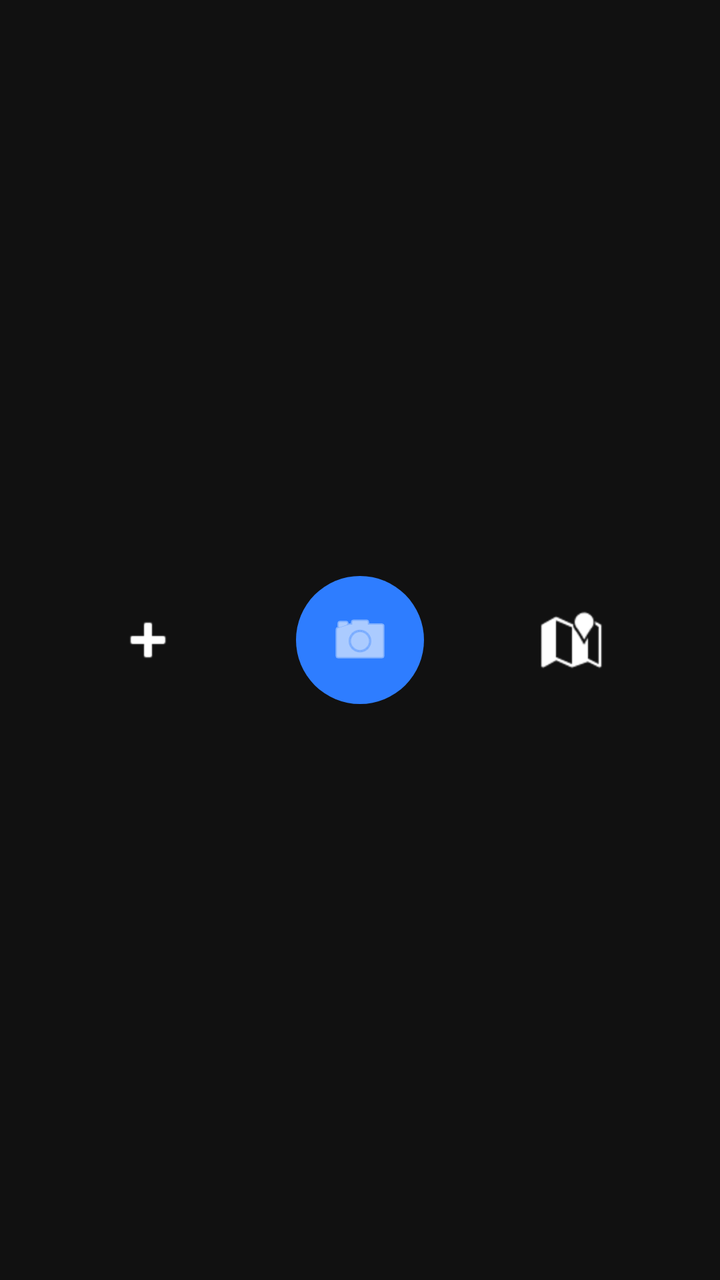
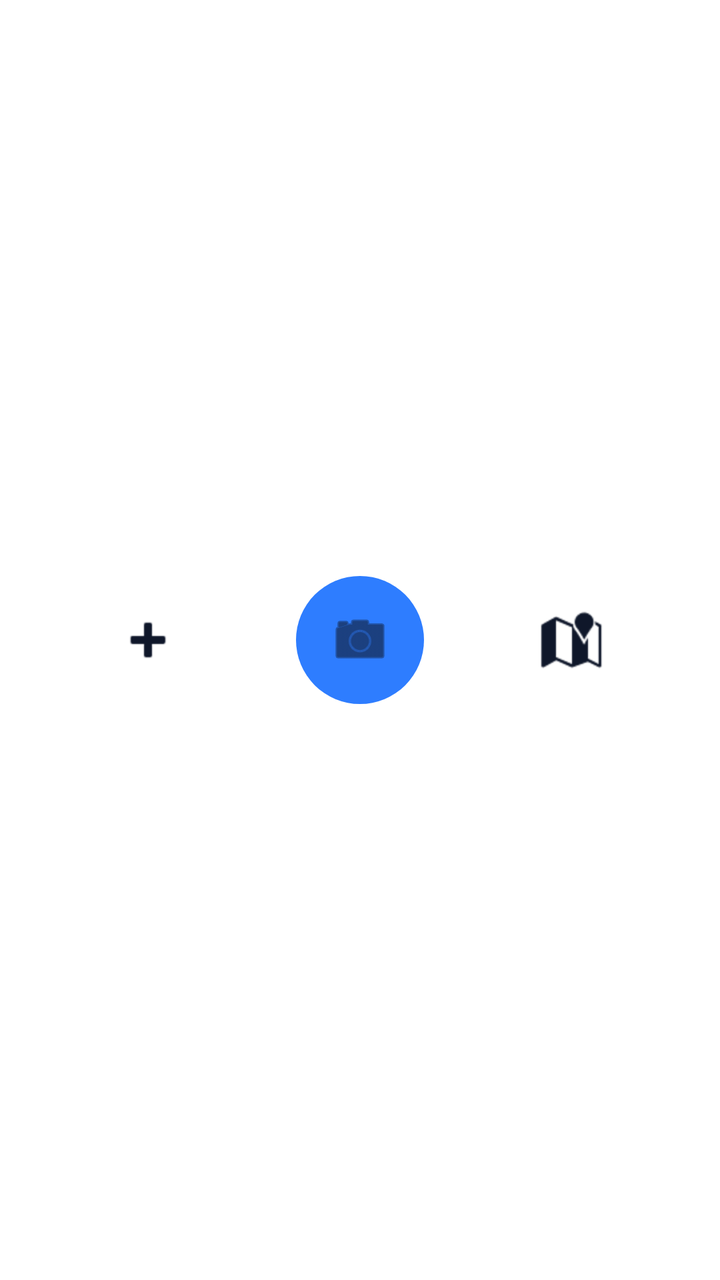

The first picture is an Android layout as it rendered before a commit; the second is the same layout after the commit. The layout source and the unified diff follow.
<!-- AndroidManifest.xml: application theme Theme.Wind -->
<!-- res/layout/view_bottom_nav.xml -->
<?xml version="1.0" encoding="utf-8"?>
<androidx.constraintlayout.widget.ConstraintLayout
    xmlns:android="http://schemas.android.com/apk/res/android"
    xmlns:app="http://schemas.android.com/apk/res-auto"
    android:layout_width="match_parent"
    android:layout_height="72dp"
    android:background="#111111">



    <ImageButton
        android:id="@+id/btnNavAdd"
        android:layout_width="48dp"
        android:layout_height="48dp"
        android:background="@android:color/transparent"
        android:src="@android:drawable/ic_input_add"
        app:layout_constraintStart_toStartOf="parent"
        app:layout_constraintEnd_toStartOf="@id/btnNavCamera"
        app:layout_constraintTop_toTopOf="parent"
        app:layout_constraintBottom_toBottomOf="parent"
        app:layout_constraintHorizontal_chainStyle="spread"
        app:tint="@android:color/white" />

    <ImageButton
        android:id="@+id/btnNavCamera"
        android:layout_width="64dp"
        android:layout_height="64dp"
        android:background="@drawable/bg_camera_button"
        android:src="@android:drawable/ic_menu_camera"
        app:layout_constraintStart_toEndOf="@id/btnNavAdd"
        app:layout_constraintEnd_toStartOf="@id/btnNavMap"
        app:layout_constraintTop_toTopOf="parent"
        app:layout_constraintBottom_toBottomOf="parent"
        app:tint="@android:color/white" />

    <ImageButton
        android:id="@+id/btnNavMap"
        android:layout_width="48dp"
        android:layout_height="48dp"
        android:background="@android:color/transparent"
        android:src="@android:drawable/ic_dialog_map"
        app:layout_constraintStart_toEndOf="@id/btnNavCamera"
        app:layout_constraintEnd_toEndOf="parent"
        app:layout_constraintTop_toTopOf="parent"
        app:layout_constraintBottom_toBottomOf="parent"
        app:tint="@android:color/white" />

</androidx.constraintlayout.widget.ConstraintLayout>
<!-- resources referenced by this layout -->
<resources>
  <!-- drawable bg_camera_button (drawable) -->
  <?xml version="1.0" encoding="utf-8"?>
  <shape xmlns:android="http://schemas.android.com/apk/res/android"
      android:shape="oval">
      <solid android:color="#2E7DFF"/>
  </shape>
  <style name="Theme.Wind" parent="Base.Theme.Wind" />
  <style name="Base.Theme.Wind" parent="Theme.Material3.DayNight.NoActionBar">
          
          
      </style>
</resources>

<!-- the commit's change to res/layout/view_bottom_nav.xml (unified diff, before → after) -->
@@ -4,9 +4,7 @@
     xmlns:app="http://schemas.android.com/apk/res-auto"
     android:layout_width="match_parent"
     android:layout_height="72dp"
-    android:background="#111111">
-
-
+    android:background="@color/nav_bg">
 
     <ImageButton
         android:id="@+id/btnNavAdd"
@@ -19,7 +17,7 @@
         app:layout_constraintTop_toTopOf="parent"
         app:layout_constraintBottom_toBottomOf="parent"
         app:layout_constraintHorizontal_chainStyle="spread"
-        app:tint="@android:color/white" />
+        app:tint="@color/nav_icon" />
 
     <ImageButton
         android:id="@+id/btnNavCamera"
@@ -31,7 +29,7 @@
         app:layout_constraintEnd_toStartOf="@id/btnNavMap"
         app:layout_constraintTop_toTopOf="parent"
         app:layout_constraintBottom_toBottomOf="parent"
-        app:tint="@android:color/white" />
+        app:tint="@color/nav_icon" />
 
     <ImageButton
         android:id="@+id/btnNavMap"
@@ -43,6 +41,6 @@
         app:layout_constraintEnd_toEndOf="parent"
         app:layout_constraintTop_toTopOf="parent"
         app:layout_constraintBottom_toBottomOf="parent"
-        app:tint="@android:color/white" />
+        app:tint="@color/nav_icon" />
 
 </androidx.constraintlayout.widget.ConstraintLayout>
<!-- resource entries referenced after the edit -->
@@ -1,15 +1,33 @@
 <!-- resources referenced by this layout -->
 <resources>
+  <color name="nav_bg">#FFFFFF</color>
+  <color name="nav_icon">#0F172A</color>
   <!-- drawable bg_camera_button (drawable) -->
   <?xml version="1.0" encoding="utf-8"?>
   <shape xmlns:android="http://schemas.android.com/apk/res/android"
       android:shape="oval">
       <solid android:color="#2E7DFF"/>
   </shape>
-  <style name="Theme.Wind" parent="Base.Theme.Wind" />
-  <style name="Base.Theme.Wind" parent="Theme.Material3.DayNight.NoActionBar">
-          
-          
+  <style name="Theme.Wind" parent="Theme.Material3.DayNight.NoActionBar">
+  
+          <item name="colorPrimary">@color/colorPrimary</item>
+          <item name="colorOnPrimary">@color/colorBackground</item>
+  
+          <item name="colorSecondary">@color/colorAccent</item>
+          <item name="colorOnSecondary">@color/colorBackground</item>
+  
+          <item name="android:colorBackground">@color/colorBackground</item>
+          <item name="colorSurface">@color/colorSurface</item>
+  
+          <item name="android:textColorPrimary">@color/colorTextPrimary</item>
+          <item name="android:textColorSecondary">@color/colorTextSecondary</item>
+  
       </style>
+  <color name="colorPrimary">#38BDF8</color>
+  <color name="colorBackground">#FFFFFF</color>
+  <color name="colorAccent">#22C55E</color>
+  <color name="colorSurface">#F8FAFC</color>
+  <color name="colorTextPrimary">#0F172A</color>
+  <color name="colorTextSecondary">#475569</color>
 </resources>
 
